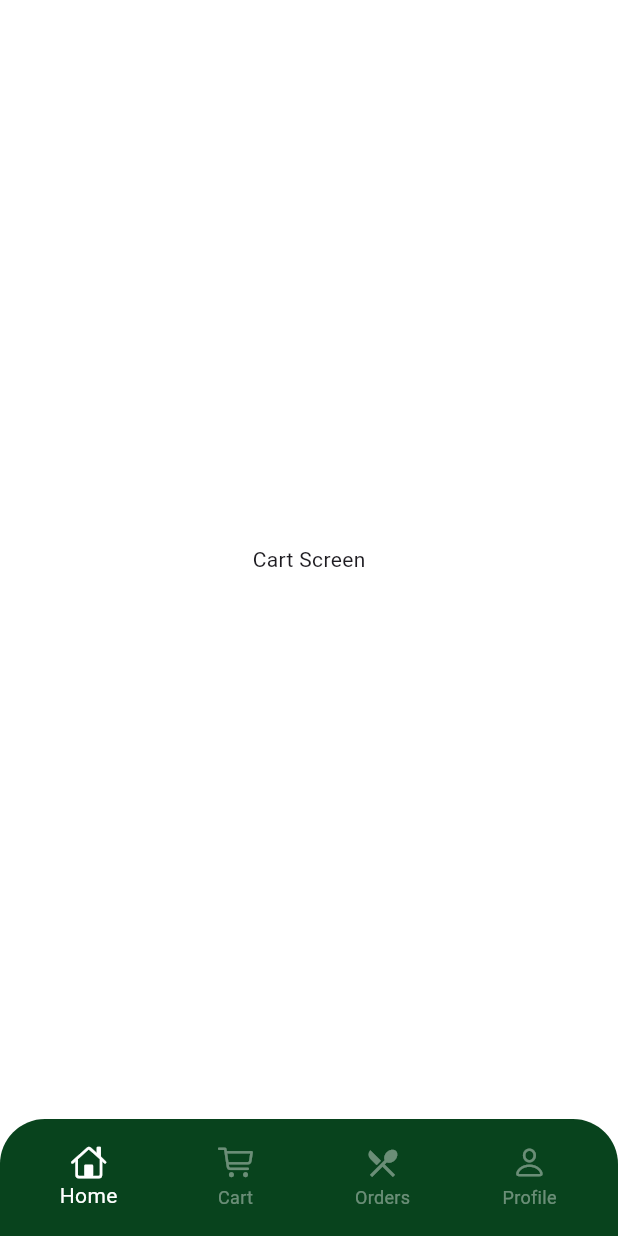
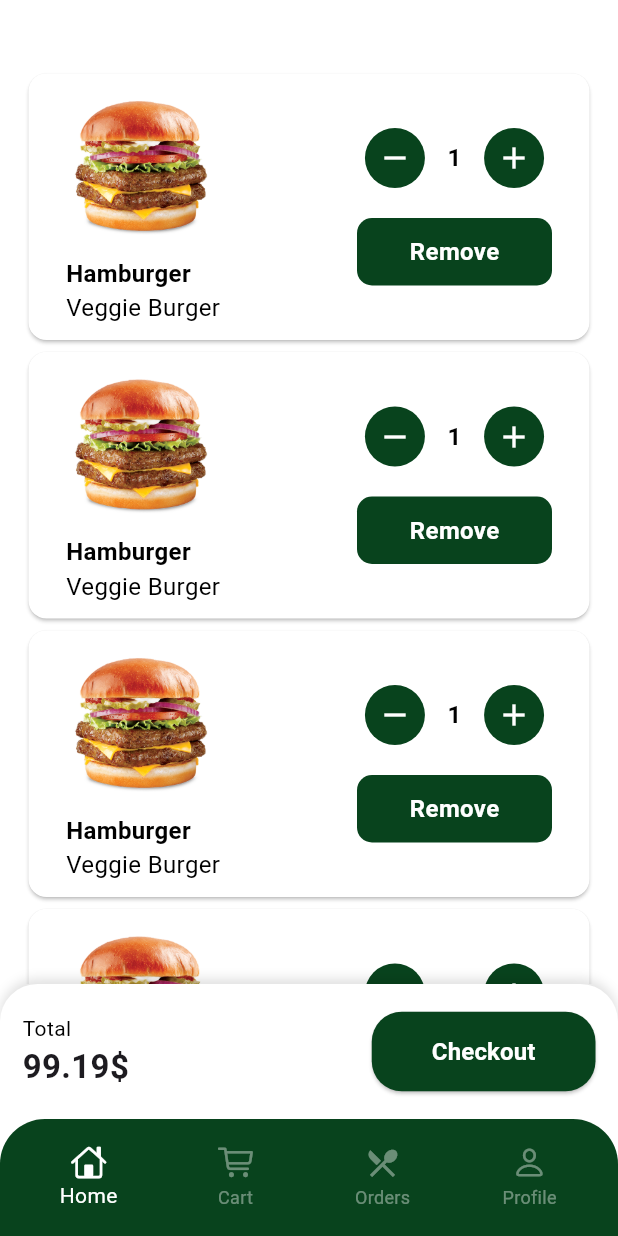
Before and after one commit to Amaniiy/Hungery_App, a Flutter app: the screen it shows after launch, swiped to page 2, on a phone screen of 412 x 824 dp. Run offline on Flutter 3.47's test engine with Material 3 defaults, Android fonts, the phone set to English and light mode, and no system bars; our stand-ins replace flutter_svg, gap.

Commit message:
-build cart screen -build order history screen

```diff
--- a/lib/features/cart/ui/cart.dart
+++ b/lib/features/cart/ui/cart.dart
@@ -1,14 +1,98 @@
 import 'package:flutter/material.dart';
+import 'package:sonic_app/core/widgets/custom_button.dart';
+import 'package:sonic_app/features/cart/ui/widgets/cart_item.dart';
 
-class CartScreen extends StatelessWidget {
+class CartScreen extends StatefulWidget {
   const CartScreen({super.key});
+
+  @override
+  State<CartScreen> createState() => _CartScreenState();
+}
+
+class _CartScreenState extends State<CartScreen> {
+  final int itemCount = 7;
+  late List<int> quantities;
+
+  @override
+  void initState() {
+    quantities = List.generate(20, (_) => 1);
+    super.initState();
+  }
+
+  void onAdd(int index) {
+    setState(() {
+      quantities[index]++;
+    });
+  }
+
+  void onMin(int index) {
+    setState(() {
+      if (quantities[index] > 1) {
+        quantities[index]--;
+      }
+    });
+  }
 
   @override
   Widget build(BuildContext context) {
     return Scaffold(
-      body: Container(
-        alignment: Alignment.center,
-        child: const Text('Cart Screen'),
+      appBar: AppBar(
+        toolbarHeight: 0,
+        scrolledUnderElevation: 0,
+        backgroundColor: Colors.white,
+      ),
+      body: Padding(
+        padding: const EdgeInsets.symmetric(horizontal: 15.0),
+        child: ListView.builder(
+          padding: EdgeInsets.only(top: 45, bottom: 10),
+          itemCount: itemCount,
+          itemBuilder: (context, index) {
+            return CartItem(
+              image: 'assets/images/card.png',
+              text: 'Hamburger',
+              desc: 'Veggie Burger',
+              number: quantities[index],
+              onAdd: () => onAdd(index),
+
+              onMin: () => onMin(index),
+            );
+          },
+        ),
+      ),
+      bottomNavigationBar: Container(
+        padding: const EdgeInsets.symmetric(horizontal: 15, vertical: 12),
+        height: 90,
+        decoration: BoxDecoration(
+          borderRadius: BorderRadius.only(
+            topLeft: Radius.circular(25),
+            topRight: Radius.circular(25),
+          ),
+          color: Colors.white,
+          boxShadow: [
+            BoxShadow(
+              blurRadius: 6,
+              color: Colors.black12,
+              offset: Offset(0, -3),
+            ),
+          ],
+        ),
+        child: Row(
+          children: [
+            Column(
+              crossAxisAlignment: CrossAxisAlignment.start,
+              mainAxisAlignment: MainAxisAlignment.center,
+              children: const [
+                Text("Total", style: TextStyle(color: Colors.black)),
+                Text(
+                  "99.19\$",
+                  style: TextStyle(fontSize: 22, fontWeight: FontWeight.bold),
+                ),
+              ],
+            ),
+            const Spacer(),
+            CustomButton(text: "Checkout", onPressed: () {}),
+          ],
+        ),
       ),
     );
   }
--- /dev/null
+++ b/lib/features/cart/ui/widgets/cart_item.dart
@@ -0,0 +1,105 @@
+import 'package:flutter/material.dart';
+import 'package:gap/gap.dart';
+import 'package:sonic_app/core/theming/colorsapp.dart';
+import 'package:sonic_app/core/widgets/custom_text.dart';
+
+class CartItem extends StatelessWidget {
+  const CartItem({
+    super.key,
+    required this.image,
+    required this.text,
+    required this.desc,
+    this.onAdd,
+    this.onMin,
+    this.onRemove,
+    required this.number,
+  });
+  final String image, text, desc;
+  final Function()? onAdd;
+  final Function()? onMin;
+  final Function()? onRemove;
+  final int number;
+
+  @override
+  Widget build(BuildContext context) {
+    return Card(
+      color: Colors.white,
+      child: Padding(
+        padding: const EdgeInsets.symmetric(vertical: 10, horizontal: 25),
+        child: Row(
+          mainAxisAlignment: MainAxisAlignment.spaceBetween,
+          children: [
+            Column(
+              crossAxisAlignment: CrossAxisAlignment.start,
+              children: [
+                Image.asset(image, width: 100),
+                Gap(10),
+                CustomText(
+                  text: text,
+                  color: Colors.black,
+                  fontSize: 16,
+                  fontWeight: FontWeight.w600,
+                ),
+                CustomText(
+                  text: desc,
+                  color: Colors.black,
+                  fontSize: 16,
+                  fontWeight: FontWeight.w400,
+                ),
+              ],
+            ),
+            Column(
+              children: [
+                Row(
+                  children: [
+                    GestureDetector(
+                      onTap: onMin,
+                      child: CircleAvatar(
+                        backgroundColor: ColorsApp.mainColor,
+                        child: Icon(Icons.remove, color: Colors.white),
+                      ),
+                    ),
+                    Gap(15),
+                    CustomText(
+                      text: number.toString(),
+                      color: Colors.black,
+                      fontSize: 16,
+                      fontWeight: FontWeight.w600,
+                    ),
+                    Gap(15),
+                    GestureDetector(
+                      onTap: onAdd,
+                      child: CircleAvatar(
+                        backgroundColor: ColorsApp.mainColor,
+                        child: Icon(Icons.add, color: Colors.white),
+                      ),
+                    ),
+                  ],
+                ),
+                Gap(20),
+                GestureDetector(
+                  onTap: onRemove,
+                  child: Container(
+                    alignment: Alignment.center,
+                    height: 45,
+                    width: 130,
+                    decoration: BoxDecoration(
+                      color: ColorsApp.mainColor,
+                      borderRadius: BorderRadius.circular(10),
+                    ),
+                    child: CustomText(
+                      text: 'Remove',
+                      color: Colors.white,
+                      fontSize: 16,
+                      fontWeight: FontWeight.w600,
+                    ),
+                  ),
+                ),
+              ],
+            ),
+          ],
+        ),
+      ),
+    );
+  }
+}
```
Also changed, not shown: lib/features/orderHistory/ui/order_history.dart (+88 -1 lines).
